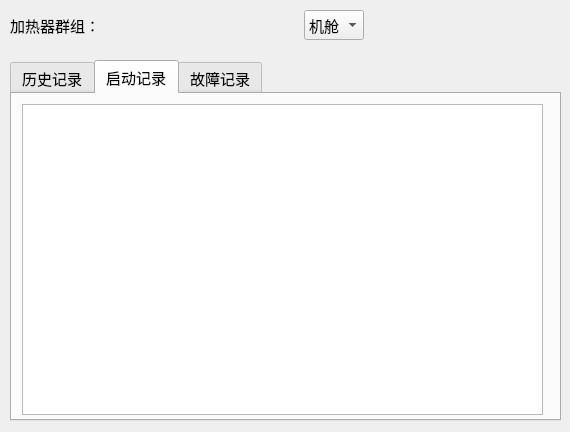
Above: cheaterhistoryrecord.ui from samier958/heaterClient before the change. Below: the same form after it.
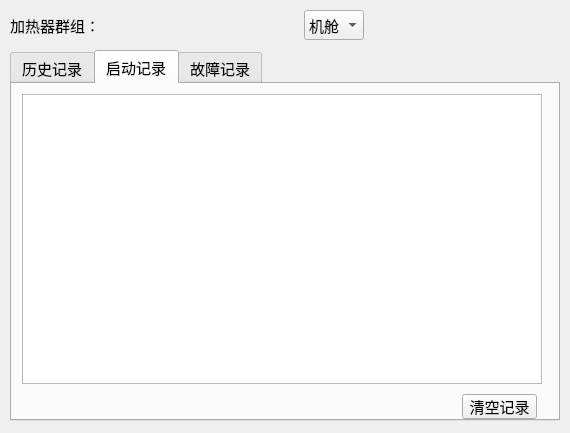
That is the form after the change. The open tabs and pages were chosen to show the change. Icons and pictures are not drawn.

What changed in the file:
```diff
--- a/cheaterhistoryrecord.ui
+++ b/cheaterhistoryrecord.ui
@@ -7,7 +7,7 @@
     <x>0</x>
     <y>0</y>
     <width>570</width>
-    <height>432</height>
+    <height>433</height>
    </rect>
   </property>
   <property name="windowTitle">
@@ -17,9 +17,9 @@
    <property name="geometry">
     <rect>
      <x>10</x>
-     <y>60</y>
-     <width>551</width>
-     <height>361</height>
+     <y>50</y>
+     <width>550</width>
+     <height>371</height>
     </rect>
    </property>
    <property name="font">
@@ -624,16 +624,16 @@
       <rect>
        <x>10</x>
        <y>10</y>
-       <width>521</width>
-       <height>311</height>
+       <width>520</width>
+       <height>290</height>
       </rect>
      </property>
     </widget>
     <widget class="QPushButton" name="clearWorkRecord">
      <property name="geometry">
       <rect>
-       <x>460</x>
-       <y>370</y>
+       <x>450</x>
+       <y>310</y>
        <width>75</width>
        <height>25</height>
       </rect>
```
Left out of the diff: 12 changed lines with no effect on the pictures.
